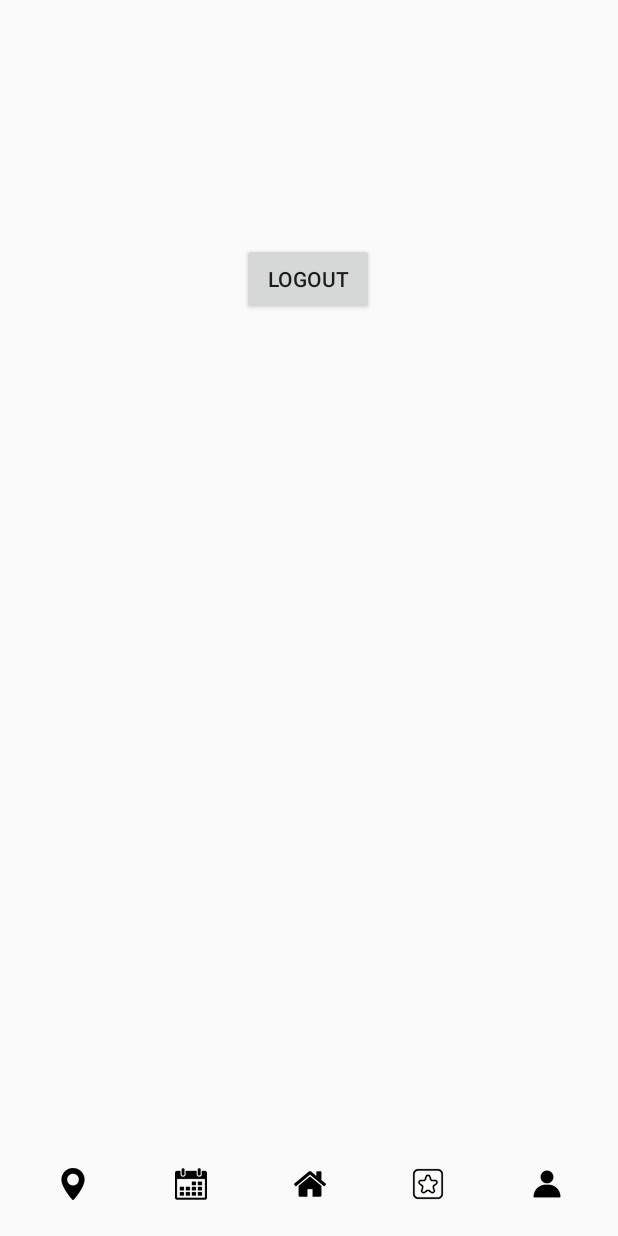
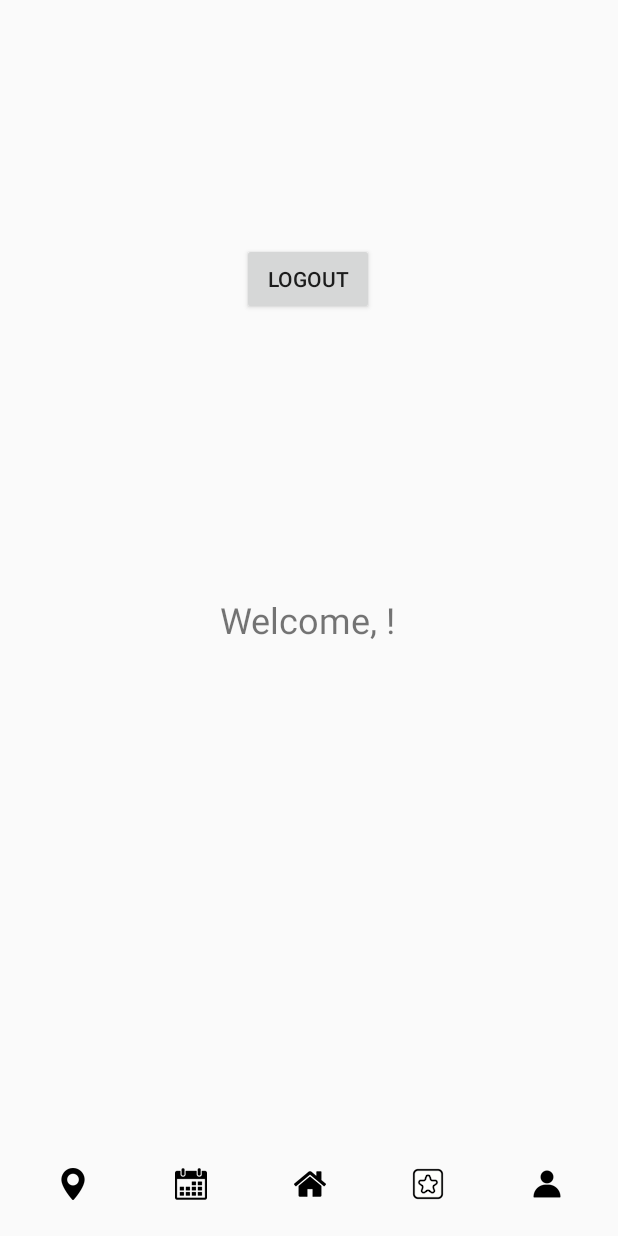
Before and after one commit to Tatatroi/RaceUp, an Android app: the MainActivity screen opened directly, with no data from a screen before it, on a phone screen of 412 x 824 dp. Run offline under Robolectric (Android 15) with nearby library versions, the phone set to English and light mode, and no system bars; our stand-ins replace Firebase (no records; nobody signed in at launch, a user with empty details on screens opened directly).

Commit message:
feat_addNameGreetingInMainActivity

```diff
--- a/app/src/main/java/com/raceup/app/MainActivity.kt
+++ b/app/src/main/java/com/raceup/app/MainActivity.kt
@@ -3,6 +3,7 @@ package com.raceup.app
 import android.content.Intent
 import android.os.Bundle
 import android.widget.Button
+import android.widget.TextView
 import android.widget.Toast
 import androidx.appcompat.app.AppCompatActivity
 import com.raceup.app.firebase.FirebaseAuthManager
@@ -10,6 +11,7 @@ import com.raceup.app.firebase.FirebaseAuthManager
 class MainActivity : AppCompatActivity() {
 
     private lateinit var logoutButton: Button
+    private lateinit var welcomeTextView: TextView
     private val authManager = FirebaseAuthManager()
 
     override fun onCreate(savedInstanceState: Bundle?) {
@@ -17,6 +19,11 @@ class MainActivity : AppCompatActivity() {
         setContentView(R.layout.activity_main)
 
         logoutButton = findViewById(R.id.logoutButton)
+        welcomeTextView = findViewById(R.id.welcomeTextView)
+
+        val currentUser = authManager.currentUser()
+        val displayName = currentUser?.displayName ?: currentUser?.email ?: "User"
+        welcomeTextView.text = "Welcome, $displayName!"
 
         logoutButton.setOnClickListener {
             authManager.logout()
--- a/app/src/main/res/layout/activity_main.xml
+++ b/app/src/main/res/layout/activity_main.xml
@@ -65,6 +65,20 @@
         app:layout_constraintStart_toEndOf="@+id/imageButton5"
         app:layout_constraintTop_toTopOf="@+id/imageButton4" />
 
+    <TextView
+        android:id="@+id/welcomeTextView"
+        android:layout_width="wrap_content"
+        android:layout_height="wrap_content"
+        android:paddingBottom="24dp"
+        android:text="Welcome!"
+        android:textSize="24sp"
+        app:layout_constraintBottom_toBottomOf="parent"
+        app:layout_constraintEnd_toEndOf="parent"
+        app:layout_constraintHorizontal_bias="0.498"
+        app:layout_constraintStart_toStartOf="parent"
+        app:layout_constraintTop_toTopOf="parent"
+        app:layout_constraintVertical_bias="0.517" />
+
     <Button
         android:id="@+id/logoutButton"
         android:layout_width="wrap_content"
```
